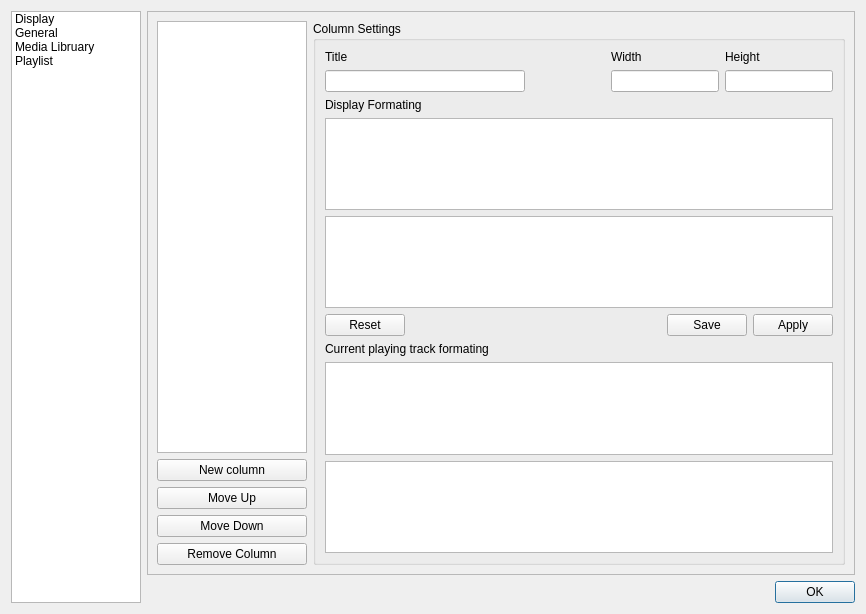
The window that preferenceswindow.ui (KirillDubinkin/Errorise) describes before a commit, drawn with Qt 5.
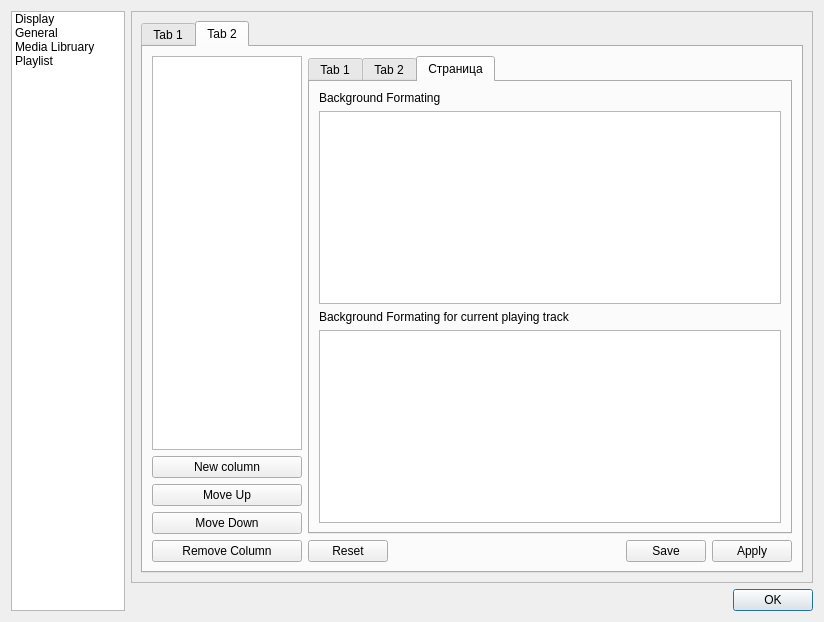
The same window after the commit. The open tabs and pages were chosen to show the change.

Commit message: Changed playlist preferences form. Fixed one of, probably, many crash in preferences window.

```diff
--- a/preferenceswindow.ui
+++ b/preferenceswindow.ui
@@ -6,8 +6,8 @@
    <rect>
     <x>0</x>
     <y>0</y>
-    <width>866</width>
-    <height>614</height>
+    <width>824</width>
+    <height>622</height>
    </rect>
   </property>
   <property name="windowTitle">
@@ -18,6 +18,12 @@
     <layout class="QHBoxLayout" name="horizontalLayout">
      <item>
       <widget class="QListWidget" name="listWidget">
+       <property name="minimumSize">
+        <size>
+         <width>100</width>
+         <height>0</height>
+        </size>
+       </property>
        <property name="maximumSize">
         <size>
          <width>130</width>
@@ -385,80 +391,104 @@
            <widget class="QWidget" name="page_4">
             <layout class="QGridLayout" name="gridLayout_7">
              <item row="0" column="0">
+              <widget class="QTabWidget" name="tabWidget_2">
+               <property name="currentIndex">
+                <number>0</number>
+               </property>
+               <widget class="QWidget" name="tab_4">
+                <attribute name="title">
+                 <string>Tab 1</string>
+                </attribute>
+                <layout class="QGridLayout" name="gridLayout_13">
+                 <item row="0" column="0">
+                  <layout class="QHBoxLayout" name="horizontalLayout_8">
+                   <item>
+                    <widget class="QCheckBox" name="checkBox">
+                     <property name="text">
+                      <string>Grouping tracks</string>
+                     </property>
+                    </widget>
+                   </item>
+                   <item>
+                    <widget class="QCheckBox" name="checkBox_2">
+                     <property name="text">
+                      <string>Use HTML-tags</string>
+                     </property>
+                    </widget>
+                   </item>
+                  </layout>
+                 </item>
+                 <item row="1" column="0">
+                  <spacer name="verticalSpacer_9">
+                   <property name="orientation">
+                    <enum>Qt::Vertical</enum>
+                   </property>
+                   <property name="sizeHint" stdset="0">
+                    <size>
+                     <width>20</width>
+                     <height>66</height>
+                    </size>
+                   </property>
+                  </spacer>
+                 </item>
+                 <item row="2" column="0">
               <layout class="QVBoxLayout" name="verticalLayout_15">
                <item>
-                <widget class="QListWidget" name="colList">
-                 <property name="maximumSize">
-                  <size>
-                   <width>150</width>
-                   <height>16777215</height>
-                  </size>
-                 </property>
-                </widget>
-               </item>
-               <item>
-                <widget class="QPushButton" name="pushButton">
-                 <property name="maximumSize">
-                  <size>
-                   <width>150</width>
-                   <height>16777215</height>
-                  </size>
-                 </property>
+                    <widget class="QLabel" name="label_10">
                  <property name="text">
-                  <string>New column</string>
+                      <string>Groups Formating</string>
                  </property>
                 </widget>
                </item>
                <item>
-                <widget class="QPushButton" name="pushButton_2">
-                 <property name="maximumSize">
-                  <size>
-                   <width>150</width>
-                   <height>16777215</height>
-                  </size>
-                 </property>
-                 <property name="text">
-                  <string>Move Up</string>
-                 </property>
-                </widget>
-               </item>
+                    <widget class="QPlainTextEdit" name="plainTextEdit"/>
+                   </item>
+                  </layout>
+                 </item>
+                 <item row="3" column="0">
+                  <layout class="QVBoxLayout" name="verticalLayout_16">
                <item>
-                <widget class="QPushButton" name="pushButton_3">
-                 <property name="maximumSize">
-                  <size>
-                   <width>150</width>
-                   <height>16777215</height>
-                  </size>
-                 </property>
+                    <widget class="QLabel" name="label_11">
                  <property name="text">
-                  <string>Move Down</string>
+                      <string>Groups Background Formating</string>
                  </property>
                 </widget>
                </item>
                <item>
-                <widget class="QPushButton" name="pushButton_4">
-                 <property name="maximumSize">
-                  <size>
-                   <width>150</width>
-                   <height>16777215</height>
-                  </size>
-                 </property>
-                 <property name="text">
-                  <string>Remove Column</string>
-                 </property>
-                </widget>
+                    <widget class="QPlainTextEdit" name="plainTextEdit_2"/>
                </item>
               </layout>
              </item>
-             <item row="0" column="1">
-              <widget class="QGroupBox" name="groupBox_5">
-               <property name="title">
-                <string>Column Settings</string>
-               </property>
+                </layout>
+               </widget>
+               <widget class="QWidget" name="tab_5">
+                <attribute name="title">
+                 <string>Tab 2</string>
+                </attribute>
                <layout class="QGridLayout" name="gridLayout_8">
                 <item row="0" column="0">
-                 <layout class="QHBoxLayout" name="horizontalLayout_5">
+                  <widget class="QListWidget" name="colList">
+                   <property name="maximumSize">
+                    <size>
+                     <width>150</width>
+                     <height>16777215</height>
+                    </size>
+                   </property>
+                  </widget>
+                 </item>
+                 <item row="0" column="1" rowspan="5">
+                  <layout class="QVBoxLayout" name="verticalLayout_9">
                   <item>
+                    <widget class="QTabWidget" name="tabWidget">
+                     <property name="currentIndex">
+                      <number>0</number>
+                     </property>
+                     <widget class="QWidget" name="tab">
+                      <attribute name="title">
+                       <string>Tab 1</string>
+                      </attribute>
+                      <layout class="QGridLayout" name="gridLayout_9">
+                       <item row="0" column="0">
                    <layout class="QVBoxLayout" name="verticalLayout_7">
                     <item>
                      <widget class="QLabel" name="label_3">
@@ -479,19 +509,8 @@
                     </item>
                    </layout>
                   </item>
-                  <item>
-                   <spacer name="horizontalSpacer_5">
-                    <property name="orientation">
-                     <enum>Qt::Horizontal</enum>
-                    </property>
-                    <property name="sizeHint" stdset="0">
-                     <size>
-                      <width>40</width>
-                      <height>20</height>
-                     </size>
-                    </property>
-                   </spacer>
-                  </item>
+                       <item row="1" column="0">
+                        <layout class="QHBoxLayout" name="horizontalLayout_5">
                   <item>
                    <layout class="QVBoxLayout" name="verticalLayout_8">
                     <item>
@@ -520,23 +539,43 @@
                     </item>
                    </layout>
                   </item>
-                 </layout>
-                </item>
-                <item row="1" column="0">
-                 <spacer name="verticalSpacer_10">
+                         <item>
+                          <spacer name="horizontalSpacer_5">
+                           <property name="orientation">
+                            <enum>Qt::Horizontal</enum>
+                           </property>
+                           <property name="sizeHint" stdset="0">
+                            <size>
+                             <width>40</width>
+                             <height>20</height>
+                            </size>
+                           </property>
+                          </spacer>
+                         </item>
+                        </layout>
+                       </item>
+                       <item row="2" column="0">
+                        <spacer name="verticalSpacer_8">
                   <property name="orientation">
                    <enum>Qt::Vertical</enum>
                   </property>
                   <property name="sizeHint" stdset="0">
                    <size>
                     <width>20</width>
-                    <height>40</height>
+                           <height>297</height>
                    </size>
                   </property>
                  </spacer>
                 </item>
-                <item row="2" column="0">
-                 <layout class="QVBoxLayout" name="verticalLayout_9">
+                      </layout>
+                     </widget>
+                     <widget class="QWidget" name="tab_2">
+                      <attribute name="title">
+                       <string>Tab 2</string>
+                      </attribute>
+                      <layout class="QGridLayout" name="gridLayout_11">
+                       <item row="0" column="0">
+                        <layout class="QVBoxLayout" name="verticalLayout_12">
                   <item>
                    <widget class="QLabel" name="label_5">
                     <property name="text">
@@ -549,10 +588,60 @@
                   </item>
                  </layout>
                 </item>
-                <item row="3" column="0">
+                       <item row="1" column="0">
+                        <layout class="QVBoxLayout" name="verticalLayout_10">
+                         <item>
+                          <widget class="QLabel" name="label_6">
+                           <property name="text">
+                            <string>Current playing track formating</string>
+                           </property>
+                          </widget>
+                         </item>
+                         <item>
+                          <widget class="QPlainTextEdit" name="colPlayFormat"/>
+                         </item>
+                        </layout>
+                       </item>
+                      </layout>
+                     </widget>
+                     <widget class="QWidget" name="tab_3">
+                      <attribute name="title">
+                       <string>Страница</string>
+                      </attribute>
+                      <layout class="QGridLayout" name="gridLayout_12">
+                       <item row="0" column="0">
+                        <layout class="QVBoxLayout" name="verticalLayout_13">
+                         <item>
+                          <widget class="QLabel" name="label_8">
+                           <property name="text">
+                            <string>Background Formating</string>
+                           </property>
+                          </widget>
+                         </item>
+                         <item>
                  <widget class="QPlainTextEdit" name="colBack"/>
                 </item>
-                <item row="4" column="0">
+                        </layout>
+                       </item>
+                       <item row="1" column="0">
+                        <layout class="QVBoxLayout" name="verticalLayout_14">
+                         <item>
+                          <widget class="QLabel" name="label_9">
+                           <property name="text">
+                            <string>Background Formating for current playing track</string>
+                           </property>
+                          </widget>
+                         </item>
+                         <item>
+                          <widget class="QPlainTextEdit" name="colPlayBack"/>
+                         </item>
+                        </layout>
+                       </item>
+                      </layout>
+                     </widget>
+                    </widget>
+                   </item>
+                   <item>
                  <layout class="QHBoxLayout" name="horizontalLayout_7">
                   <item>
                    <widget class="QPushButton" name="colReset">
@@ -590,33 +679,62 @@
                   </item>
                  </layout>
                 </item>
-                <item row="5" column="0">
-                 <spacer name="verticalSpacer_11">
-                  <property name="orientation">
-                   <enum>Qt::Vertical</enum>
-                  </property>
-                  <property name="sizeHint" stdset="0">
+                  </layout>
+                 </item>
+                 <item row="1" column="0">
+                  <widget class="QPushButton" name="pushButton">
+                   <property name="maximumSize">
+                    <size>
+                     <width>150</width>
+                     <height>16777215</height>
+                    </size>
+                   </property>
+                   <property name="text">
+                    <string>New column</string>
+                   </property>
+                  </widget>
+                 </item>
+                 <item row="2" column="0">
+                  <widget class="QPushButton" name="pushButton_2">
+                   <property name="maximumSize">
                    <size>
-                    <width>20</width>
-                    <height>40</height>
-                   </size>
-                  </property>
-                 </spacer>
-                </item>
-                <item row="6" column="0">
-                 <widget class="QLabel" name="label_6">
+                     <width>150</width>
+                     <height>16777215</height>
+                    </size>
+                   </property>
+                   <property name="text">
+                    <string>Move Up</string>
+                   </property>
+                  </widget>
+                 </item>
+                 <item row="3" column="0">
+                  <widget class="QPushButton" name="pushButton_3">
+                   <property name="maximumSize">
+                    <size>
+                     <width>150</width>
+                     <height>16777215</height>
+                    </size>
+                   </property>
                   <property name="text">
-                   <string>Current playing track formating</string>
+                    <string>Move Down</string>
                   </property>
                  </widget>
                 </item>
-                <item row="7" column="0">
-                 <widget class="QPlainTextEdit" name="colPlayFormat"/>
-                </item>
-                <item row="8" column="0">
-                 <widget class="QPlainTextEdit" name="colPlayBack"/>
-                </item>
-               </layout>
+                 <item row="4" column="0">
+                  <widget class="QPushButton" name="pushButton_4">
+                   <property name="maximumSize">
+                    <size>
+                     <width>150</width>
+                     <height>16777215</height>
+                    </size>
+                   </property>
+                   <property name="text">
+                    <string>Remove Column</string>
+                   </property>
+                  </widget>
+                 </item>
+                </layout>
+               </widget>
               </widget>
              </item>
             </layout>
```
Left out of the diff: 2 changed lines with no effect on the pictures. Lines whose indentation alone changed are shown as unchanged. The commit also changes 2 other files.
